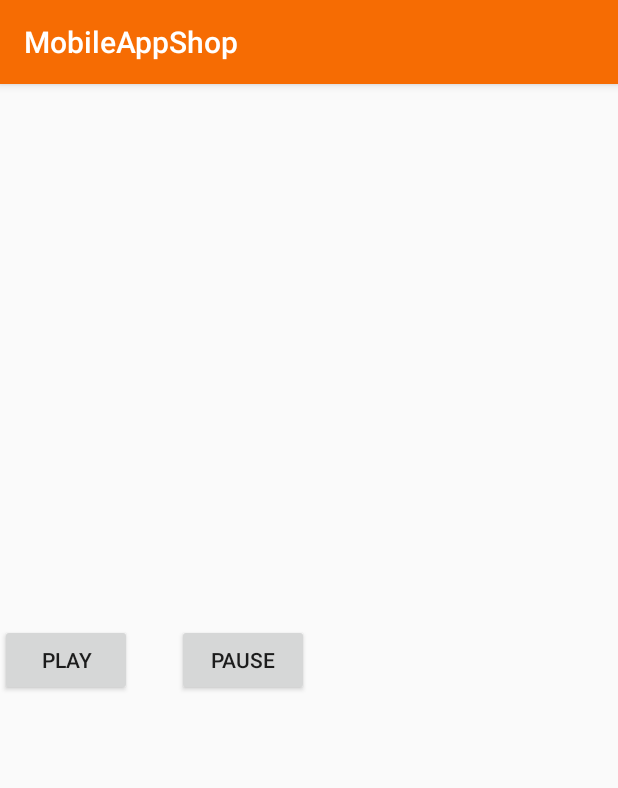
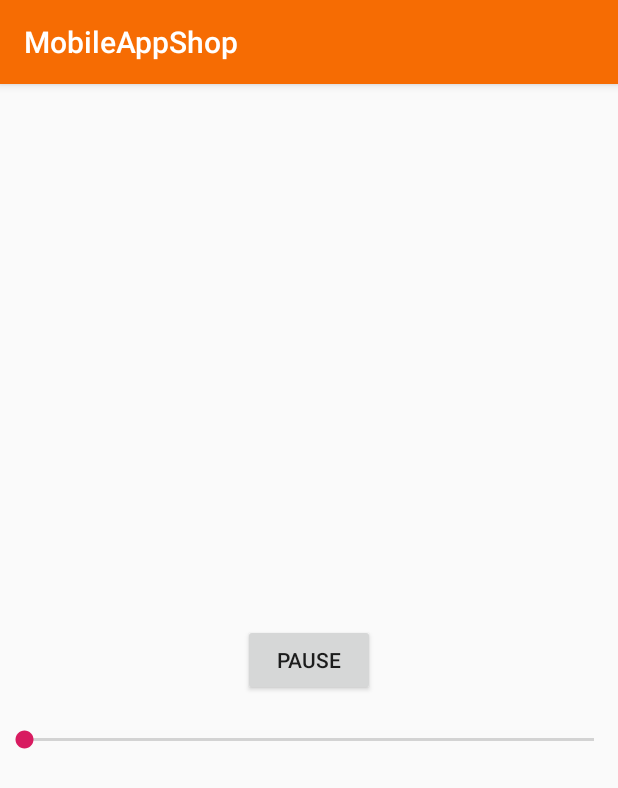
Before and after one commit to panarik/App-Android-TestFeatures, an Android app: the PlayingAudioActivity screen opened directly, with no data from a screen before it, after a tap on "PLAY", on a phone screen of 412 x 824 dp. Shown: the top 788 px of the screen. Run offline under Robolectric (Android 15) with nearby library versions, the phone set to English and light mode, and no system bars.

Commit message:
2019.10.30 (23:37)

```diff
--- a/app/src/main/java/com/github/panarik/mobile/app/shop/PlayingAudioActivity.java
+++ b/app/src/main/java/com/github/panarik/mobile/app/shop/PlayingAudioActivity.java
@@ -2,26 +2,66 @@ package com.github.panarik.mobile.app.shop;
 
 import androidx.appcompat.app.AppCompatActivity;
 
+import android.media.AudioManager;
 import android.media.MediaPlayer;
 import android.os.Bundle;
+import android.util.Log;
 import android.view.View;
+import android.widget.Button;
+import android.widget.ImageView;
+import android.widget.SeekBar;
 
 public class PlayingAudioActivity extends AppCompatActivity {
 
     MediaPlayer mediaPlayer;
+    String control = "Play";
+    SeekBar volumeSeekBar;
+    AudioManager audioManager;
 
     @Override
     protected void onCreate(Bundle savedInstanceState) {
         super.onCreate(savedInstanceState);
         setContentView(R.layout.activity_playing_audio);
         mediaPlayer = MediaPlayer.create(getApplicationContext(), R.raw.audio);
+        volumeSeekBar = findViewById(R.id.volumeSeekBar);
+
+        audioManager = (AudioManager) getSystemService(AUDIO_SERVICE);
+        int maxVolume = audioManager.getStreamMaxVolume(AudioManager.STREAM_MUSIC);
+        volumeSeekBar.setMax(maxVolume);
+        volumeSeekBar.setOnSeekBarChangeListener(new SeekBar.OnSeekBarChangeListener() {
+            @Override
+            public void onProgressChanged(SeekBar seekBar, int progress, boolean fromUser) {
+                Log.d("Progress_changed", "" + progress);
+                audioManager.setStreamVolume(AudioManager.STREAM_MUSIC, progress, 0);
+            }
+
+            @Override
+            public void onStartTrackingTouch(SeekBar seekBar) {
+
+            }
+
+            @Override
+            public void onStopTrackingTouch(SeekBar seekBar) {
+
+            }
+        });
     }
 
-    public void Play(View view) {
-        mediaPlayer.start();
-    }
+    public void Control(View view) {
 
-    public void Pause(View view) {
-        mediaPlayer.pause();
+        Button buttonControl = findViewById(R.id.buttonControl);
+
+        switch (control) {
+            case "Play":
+                mediaPlayer.start();
+                buttonControl.setText("Pause");
+                control = "Pause";
+                break;
+            case "Pause":
+                mediaPlayer.pause();
+                buttonControl.setText("Play");
+                control = "Play";
+                break;
+        }
     }
 }
--- a/app/src/main/res/layout/activity_playing_audio.xml
+++ b/app/src/main/res/layout/activity_playing_audio.xml
@@ -7,22 +7,18 @@
     tools:context=".PlayingAudioActivity">
 
     <Button
-        android:id="@+id/buttonPlay"
+        android:id="@+id/buttonControl"
         android:layout_width="wrap_content"
         android:layout_height="wrap_content"
         android:layout_centerVertical="true"
-        android:onClick="Play"
-        android:text="Play"
-         />
+        android:layout_centerHorizontal="true"
+        android:onClick="Control"
+        android:text="Play"/>
 
-    <Button
-        android:id="@+id/buttonPause"
-        android:layout_width="wrap_content"
+    <SeekBar
+        android:id="@+id/volumeSeekBar"
+        android:layout_width="match_parent"
         android:layout_height="wrap_content"
-        android:layout_centerVertical="true"
-        android:layout_toRightOf="@id/buttonPlay"
-        android:layout_marginStart="30dp"
-        android:onClick="Pause"
-        android:text="Pause"
-         />
+        android:layout_below="@id/buttonControl"
+        android:layout_marginTop="20dp" />
 </RelativeLayout>
```
